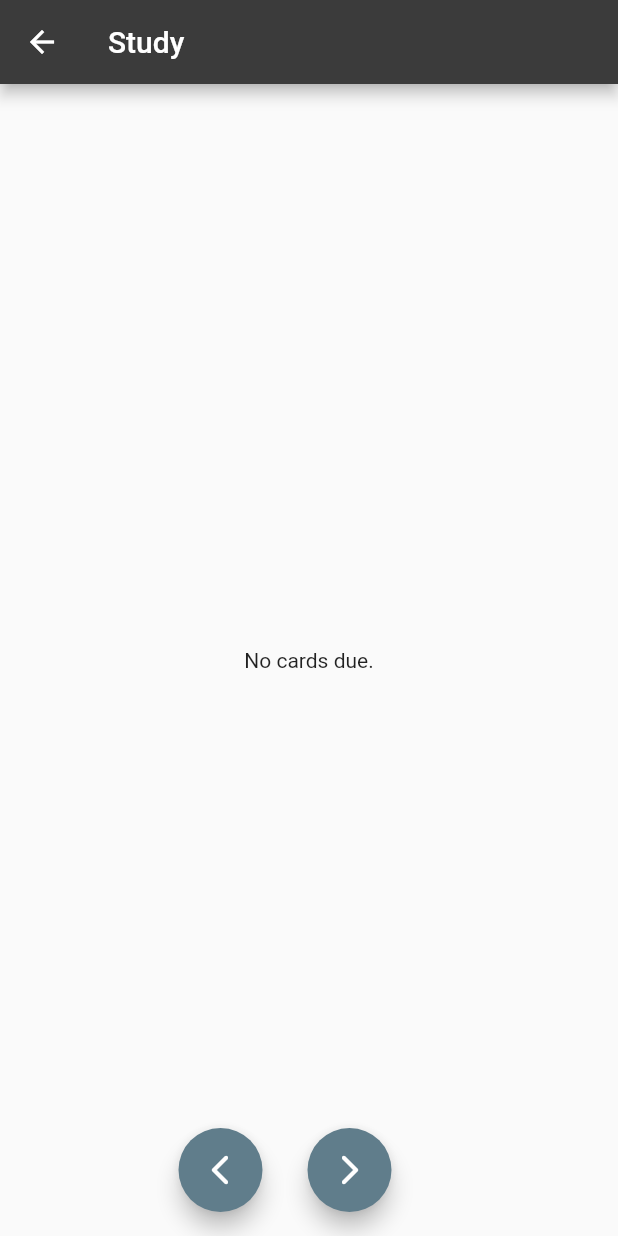
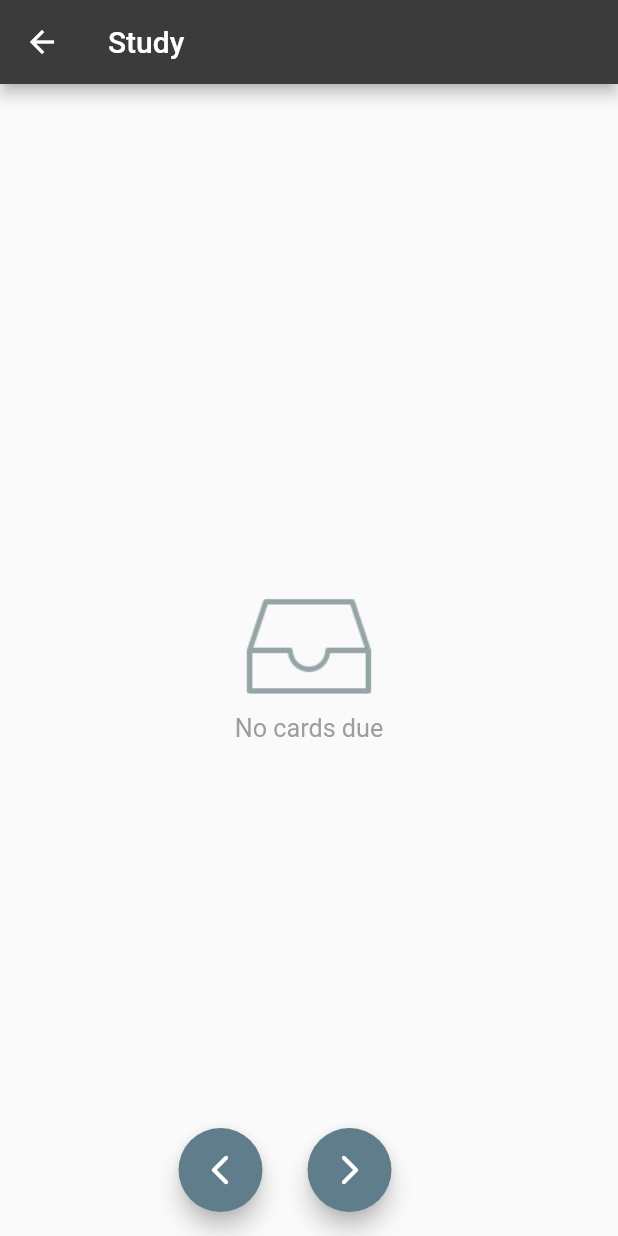
Before and after one commit to sami-bre/Wordling, a Flutter app: the Study screen opened by its route, after a tap on the "arrow back ios" icon, on a phone screen of 412 x 824 dp. Run offline on Flutter 3.47's test engine with Material 2 defaults, Android fonts, the phone set to English and light mode, and no system bars; our stand-ins replace flip_card, get, shared_preferences, sqflite; accounts and stored records are empty.

Commit message:
added images and icons and logos as a finishing touch. the app is now ready for release build.

```diff
--- a/lib/ui/helper_dialog.dart
+++ b/lib/ui/helper_dialog.dart
@@ -11,8 +11,9 @@ class HelperDialog {
           Text('Wordling is a flashcard app with an embeded dictionary '
               'to search, save, create, edit and study flashcards with spaced repitition.'),
           SizedBox(height: 20),
-          Text('This is the front page where you can search for a definition. '
-              'It also shows you a randomly selected one from your saved cards.'),
+          Text(
+              'This is the front page where you can search for silly slang definitions :). '
+              'You also see a randomly selected one from your saved cards.'),
           SizedBox(height: 20),
           Text(
               'You can double tap on a card anywhere in the app to save or delete it. '
@@ -39,7 +40,7 @@ class HelperDialog {
               'on the slider. The upper two stages mean failure to recall.'),
           SizedBox(height: 20),
           Text(
-              'You can also use the arrow buttons to navigate the cards but only the slider '
+              'You can also use the arrow buttons to pass cards but only the slider '
               'registers your performance.')
         ],
       ),
--- a/lib/ui/study.dart
+++ b/lib/ui/study.dart
@@ -88,10 +88,12 @@ class _StudyState extends State<Study> {
                 // because we don't want to reveal the back of the first card.
                 if (!flipCardController.state!.isFront) {
                   flipCardController.toggleCard();
+                  Future.delayed(const Duration(milliseconds: 250), () {
+                    _previousCard();
+                  });
+                } else {
+                  _previousCard();
                 }
-                setState(() {
-                  currentDefnIndex -= 1;
-                });
               }
             },
             child: const Icon(Icons.arrow_back_ios_rounded),
@@ -104,10 +106,13 @@ class _StudyState extends State<Study> {
                 // again, check if the card is on its backk and flip it before changing it.
                 if (!flipCardController.state!.isFront) {
                   flipCardController.toggleCard();
+                  // we delay changing the card for 200 millis till the card flips back.
+                  Future.delayed(const Duration(milliseconds: 250), () {
+                    _nextCard();
+                  });
+                } else {
+                  _nextCard();
                 }
-                setState(() {
-                  currentDefnIndex += 1;
-                });
               }
             },
             child: const Icon(Icons.arrow_forward_ios_rounded),
@@ -115,6 +120,20 @@ class _StudyState extends State<Study> {
         ],
       ),
     );
+  }
+
+  void _nextCard() {
+    // takes us to the next card
+    setState(() {
+      currentDefnIndex += 1;
+    });
+  }
+
+  void _previousCard() {
+    //takes us to the previous card
+    setState(() {
+      currentDefnIndex -= 1;
+    });
   }
 
   _buildMainDisplay(BuildContext context) {
@@ -127,22 +146,47 @@ class _StudyState extends State<Study> {
       return Container();
     } else if (dueDefns!.isEmpty) {
       // the list is loaded but is empity. there's no due card.
-      return const Center(
-        child: Text('No cards due.'),
+      return Center(
+        child: Column(
+          mainAxisAlignment: MainAxisAlignment.center,
+          children: [
+            Image.asset('assets/images/no_cards_due.png', width: 90),
+            const Text(
+              'No cards due',
+              textScaleFactor: 1.2,
+              style: TextStyle(color: Colors.grey),
+            )
+          ],
+        ),
       );
     } else {
       // there are some due cards loaded so show them.
       if (currentDefnIndex == dueDefns!.length) {
         // the cards are exhausted so show a congrats message and disable the
         // buttons and slider.
-        return const Center(
-          child: Text('Congrats! you\'ve just finished studying due cards.'),
+        return Center(
+          child: Column(
+            mainAxisAlignment: MainAxisAlignment.center,
+            children: [
+              Image.asset('assets/images/done_studying.png', width: 90),
+              const Text(
+                'Congrats! you\'re done for now',
+                textScaleFactor: 1.2,
+                style: TextStyle(color: Colors.grey),
+              )
+            ],
+          ),
         );
       } else {
         // display the current card.
         return Row(
           children: [
             Expanded(
+              child: Row(
+                mainAxisAlignment: MainAxisAlignment.center,
+                children: [
+                  SizedBox(
+                    width: MediaQuery.of(context).size.shortestSide * 0.8,
                     child: SingleChildScrollView(
                       child: Padding(
                         padding: const EdgeInsets.only(left: 8.0),
@@ -158,6 +202,9 @@ class _StudyState extends State<Study> {
                           ),
                         ),
                       ),
+                    ),
+                  ),
+                ],
               ),
             ),
             Column(
@@ -193,12 +240,18 @@ class _StudyState extends State<Study> {
                           // because we don't want to reveal the back of the first card.
                           if (!flipCardController.state!.isFront) {
                             flipCardController.toggleCard();
-                          }
+                            // it takes 200 millisecons for the car to flip back so
+                            // delay changing the card for 200 milliseconds.
+                            Future.delayed(const Duration(milliseconds: 250),
+                                () {
                               setState(() {
-                            // change the card
-                            currentDefnIndex += 1;
+                                _nextCard();
                                 sliderValue = 0;
                               });
+                            });
+                          } else {
+                            _nextCard();
+                          }
                         }
                       },
                     ),
@@ -208,12 +261,9 @@ class _StudyState extends State<Study> {
                   height: 40,
                   child: Column(
                     children: const [
-                      RotatedBox(
-                        quarterTurns: 3,
-                        child: Text(
-                          'Diff',
-                          textScaleFactor: 1.2,
-                        ),
+                      Text(
+                        'D',
+                        textScaleFactor: 1.6,
                       ),
                       Expanded(
                         child: SizedBox(),
--- a/pubspec.yaml
+++ b/pubspec.yaml
@@ -66,6 +66,12 @@ flutter:
   # To add assets to your application, add an assets section, like this:
   assets:
     - assets/images/github.png
+    - assets/images/done_studying.png
+    - assets/images/network_error.png
+    - assets/images/no_cards_due.png
+    - assets/images/no_saved_cards.png
+    - assets/images/search_found_nothing.png
+    - assets/images/website.png
   #   - images/a_dot_ham.jpeg
 
   # An image asset can refer to one or more resolution-specific "variants", see
```
Also changed, not shown: lib/ui/Search_result_display.dart (+26 -3 lines), lib/ui/front.dart (+13 -0 lines), lib/ui/saved_definitions.dart (+65 -34 lines), assets/images/done_studying.png (added), assets/images/github.png, assets/images/network_error.png (added), assets/images/no_cards_due.png (added), assets/images/no_saved_cards.png (added), assets/images/search_found_nothing.png (added), assets/images/website.png (added), assets/logo/logo.png (added). Lines whose indentation alone changed are shown as unchanged.
